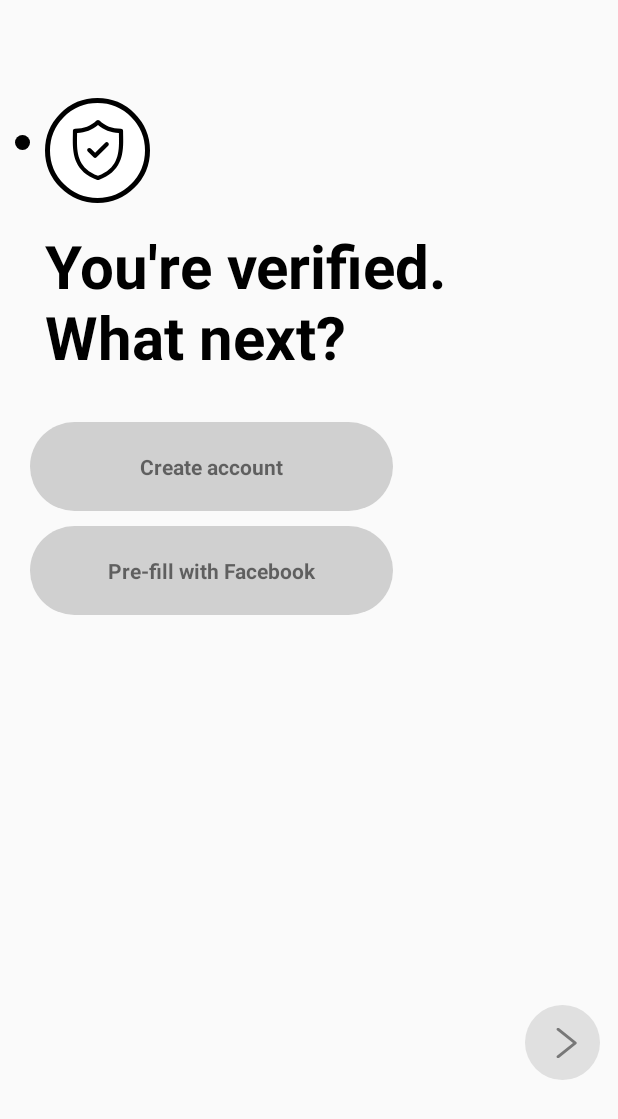
After one commit to diya31656/Hinge, an Android app: the verified screen opened directly, with no data from a screen before it, on a phone screen of 412 x 824 dp. The commit adds this screen. Shown: the top 1119 px of the screen. Run offline under Robolectric (Android 15) with nearby library versions, the phone set to English and light mode, and no system bars.

Commit message:
verified screen

```diff
--- a/app/src/main/AndroidManifest.xml
+++ b/app/src/main/AndroidManifest.xml
@@ -9,7 +9,8 @@
         android:roundIcon="@mipmap/ic_launcher_round"
         android:supportsRtl="true"
         android:theme="@style/Theme.Hinge">
-        <activity android:name=".otp_screen"></activity>
+        <activity android:name=".verified"></activity>
+        <activity android:name=".otp_screen" />
         <activity android:name=".phone_num" />
         <activity android:name=".MainActivity">
             <intent-filter>
--- /dev/null
+++ b/app/src/main/java/com/example/hinge/verified.java
@@ -0,0 +1,14 @@
+package com.example.hinge;
+
+import androidx.appcompat.app.AppCompatActivity;
+
+import android.os.Bundle;
+
+public class verified extends AppCompatActivity {
+
+    @Override
+    protected void onCreate(Bundle savedInstanceState) {
+        super.onCreate(savedInstanceState);
+        setContentView(R.layout.activity_verified);
+    }
+}
--- /dev/null
+++ b/app/src/main/res/drawable/rectangle_bg.xml
@@ -0,0 +1,7 @@
+<?xml version="1.0" encoding="utf-8"?>
+<shape xmlns:android="http://schemas.android.com/apk/res/android"
+    android:shape="rectangle">
+    <solid android:color="#D0D0D0"/>
+    <corners android:radius="150dp"/>
+
+</shape>
--- a/app/src/main/res/layout/activity_phone_num.xml
+++ b/app/src/main/res/layout/activity_phone_num.xml
@@ -36,7 +36,7 @@
         android:layout_height="wrap_content"
         android:fontFamily="sans-serif"
         android:text="Hinge will send you a text with a verification code. Message and data rates may apply."
-        android:textSize="18dp"
+        android:textSize="18sp"
         android:layout_marginTop="400dp"
         android:layout_marginStart="30dp"/>
     <ImageView
--- /dev/null
+++ b/app/src/main/res/layout/activity_verified.xml
@@ -0,0 +1,81 @@
+<?xml version="1.0" encoding="utf-8"?>
+<RelativeLayout xmlns:android="http://schemas.android.com/apk/res/android"
+    xmlns:app="http://schemas.android.com/apk/res-auto"
+    xmlns:tools="http://schemas.android.com/tools"
+    android:layout_width="match_parent"
+    android:layout_height="match_parent"
+    tools:context=".verified">
+    <ImageView
+        android:layout_width="wrap_content"
+        android:layout_height="wrap_content"
+        android:background="@drawable/dot_bg"
+        android:layout_marginTop="90dp"
+        android:layout_marginStart="10dp"/>
+    <ImageView
+        android:layout_width="wrap_content"
+        android:layout_height="wrap_content"
+        android:background="@drawable/circle1_bg"
+        android:layout_marginTop="65dp"
+        android:layout_marginStart="30dp"/>
+    <ImageView
+        android:layout_width="wrap_content"
+        android:layout_height="wrap_content"
+        android:src="@drawable/ic_security"
+        android:layout_marginStart="45dp"
+        android:layout_marginTop="80dp"/>
+
+    <TextView
+        android:id="@+id/textView"
+        android:layout_width="match_parent"
+        android:layout_height="wrap_content"
+        android:text="You're verified.   What next?"
+        android:textSize="40sp"
+        android:textColor="#000000"
+        android:textStyle="bold"
+        android:fontFamily="sans-serif"
+        android:layout_marginTop="150dp"
+        android:layout_marginStart="30dp"/>
+
+    <TextView
+        android:layout_width="match_parent"
+        android:layout_height="wrap_content"
+        android:background="@drawable/rectangle_bg"
+        android:layout_below="@id/textView"
+        android:padding="20dp"
+        android:id="@+id/tvcreate"
+        android:layout_marginStart="20dp"
+        android:layout_marginTop="30dp"
+        android:layout_marginEnd="150dp"
+        android:text="Create account"
+        android:textStyle="bold"
+        android:textAlignment="center"/>
+    <TextView
+        android:layout_width="match_parent"
+        android:layout_height="wrap_content"
+        android:background="@drawable/rectangle_bg"
+        android:layout_below="@id/tvcreate"
+        android:padding="20dp"
+        android:layout_marginStart="20dp"
+        android:layout_marginTop="10dp"
+        android:layout_marginEnd="150dp"
+        android:text="Pre-fill with Facebook"
+        android:textStyle="bold"
+        android:textAlignment="center"/>
+    <ImageView
+        android:layout_width="wrap_content"
+        android:id="@+id/tvcircle"
+        android:layout_marginTop="670dp"
+        android:layout_marginStart="350dp"
+        android:background="@drawable/circle"
+        android:layout_height="wrap_content"/>
+    <ImageView
+        android:layout_width="wrap_content"
+        android:layout_height="wrap_content"
+        android:src="@drawable/ic_right_arrow"
+        android:layout_marginStart="365dp"
+        android:layout_marginTop="685dp"/>
+
+
+
+
+</RelativeLayout>
```
